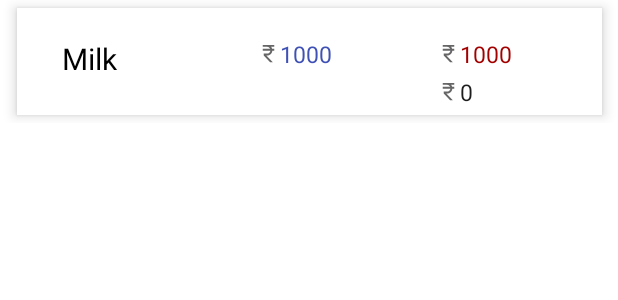
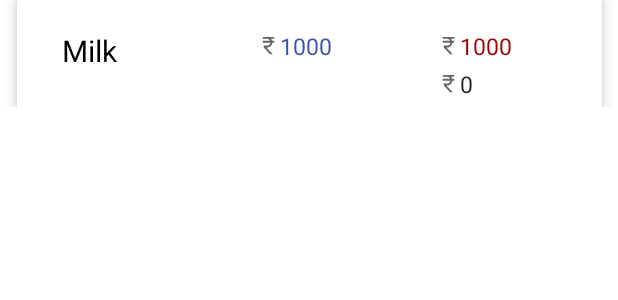
Before and after one commit to zakirhusain-3802/Expense_Tracker, an Android app: the layout month_re.xml on its own in the app's theme, with its tools: preview values and no code run, on a phone screen of 412 x 824 dp. Shown: the top 300 px of the screen. Run offline under Robolectric (Android 15) with nearby library versions, the phone set to English and light mode, and no system bars.

```diff
--- a/app/src/main/res/layout/month_re.xml
+++ b/app/src/main/res/layout/month_re.xml
@@ -10,7 +10,7 @@
         android:id="@+id/monthlayout"
         android:layout_width="wrap_content"
         android:layout_height="wrap_content"
-        android:layout_margin="5dp"
+        android:layout_margin="0dp"
         android:paddingLeft="10dp"
         android:paddingRight="10dp"
 
```
